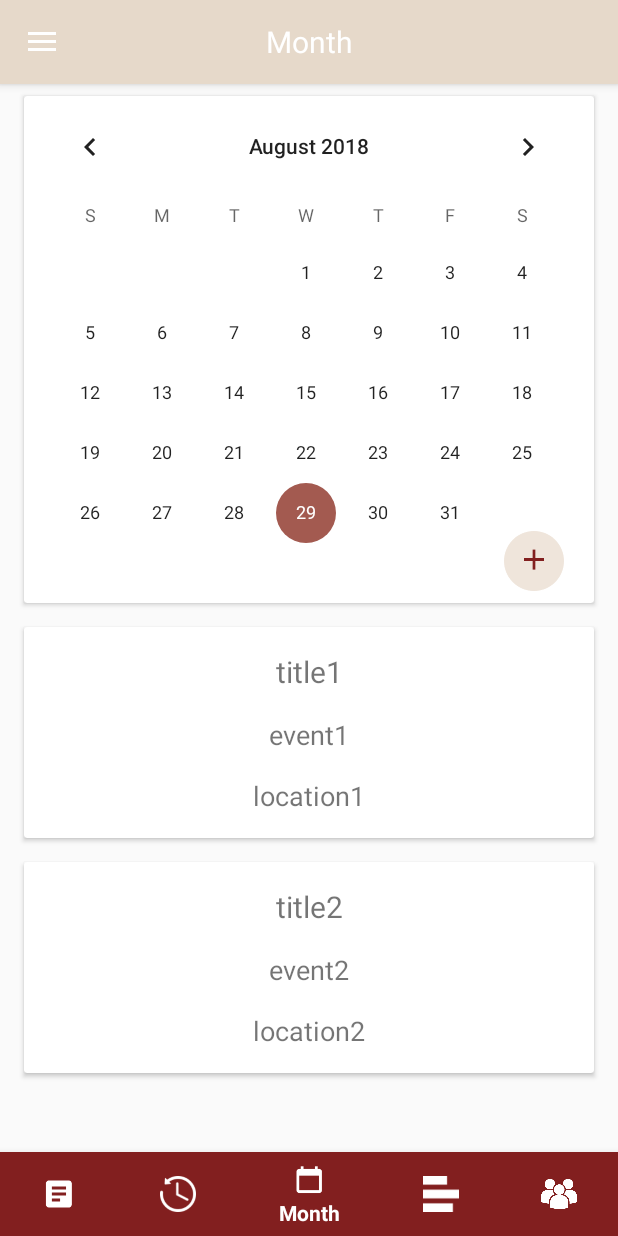
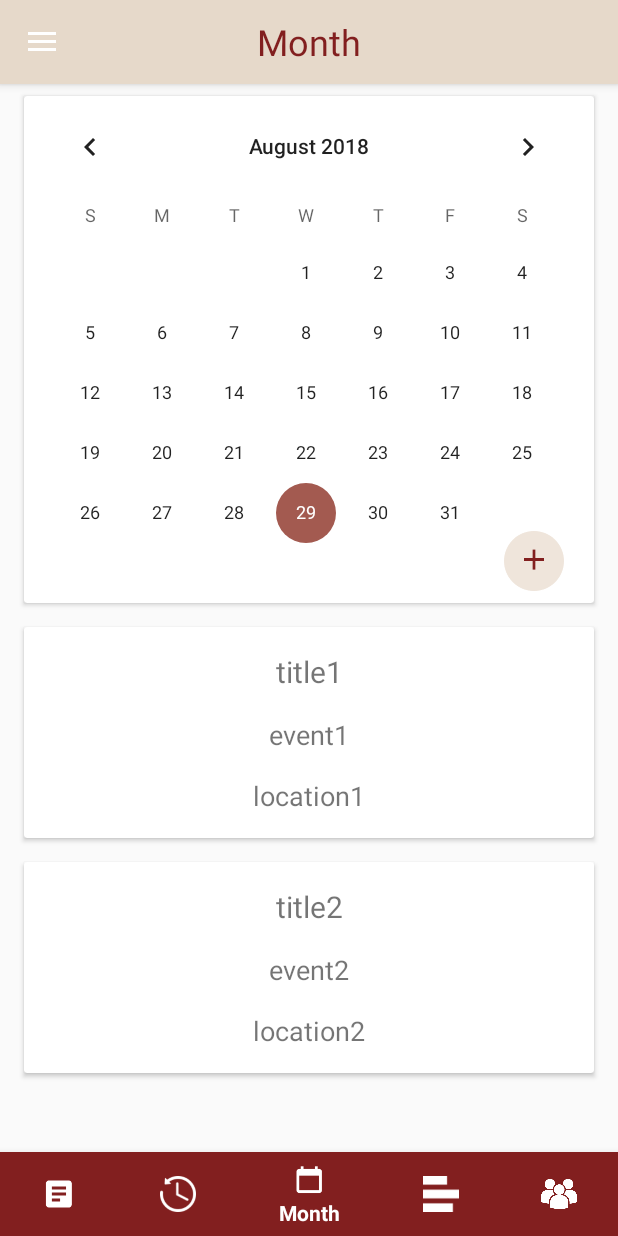
Before and after one commit to jtr860830/LifePrint-AndroidApp, an Android app: the MainActivity screen opened directly, with no data from a screen before it, on a phone screen of 412 x 824 dp. Run offline under Robolectric (Android 15) with nearby library versions, the phone set to English and light mode, and no system bars.

Commit message:
Change toolbar title style

```diff
--- a/app/src/main/res/layout/activity_main.xml
+++ b/app/src/main/res/layout/activity_main.xml
@@ -32,8 +32,8 @@
                 android:layout_height="wrap_content"
                 android:layout_gravity="center"
                 android:singleLine="true"
-                android:textColor="@color/white"
-                android:textSize="20sp" />
+                android:textColor="@color/darkRed"
+                android:textSize="24sp" />
         </android.support.v7.widget.Toolbar>
 
         <FrameLayout
```
